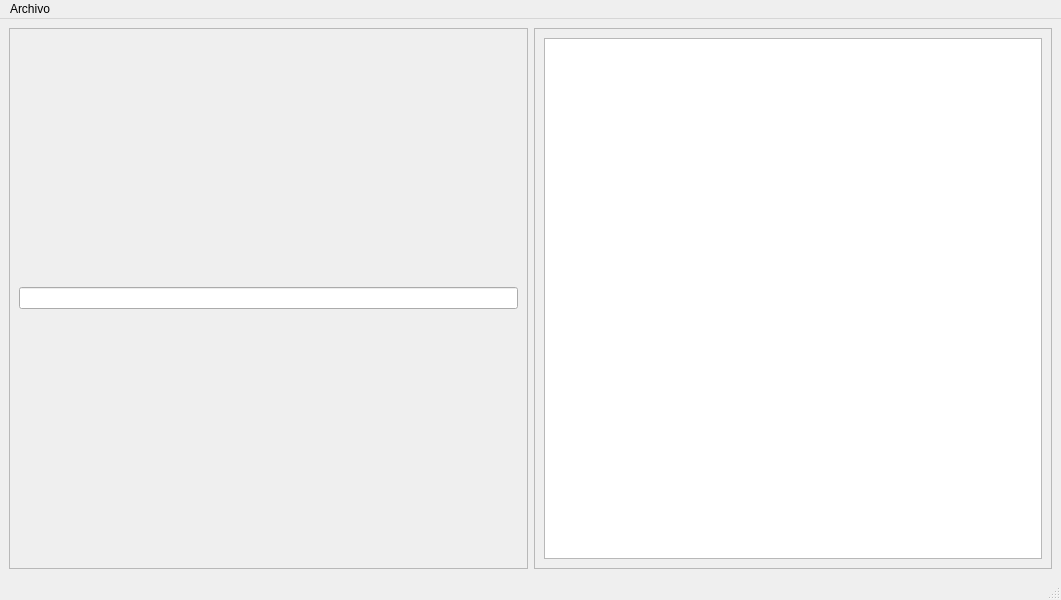
Above: ceROBOT/mainwindow.ui from invabadilla/TECFileSystem before the change. Below: the same form after it.
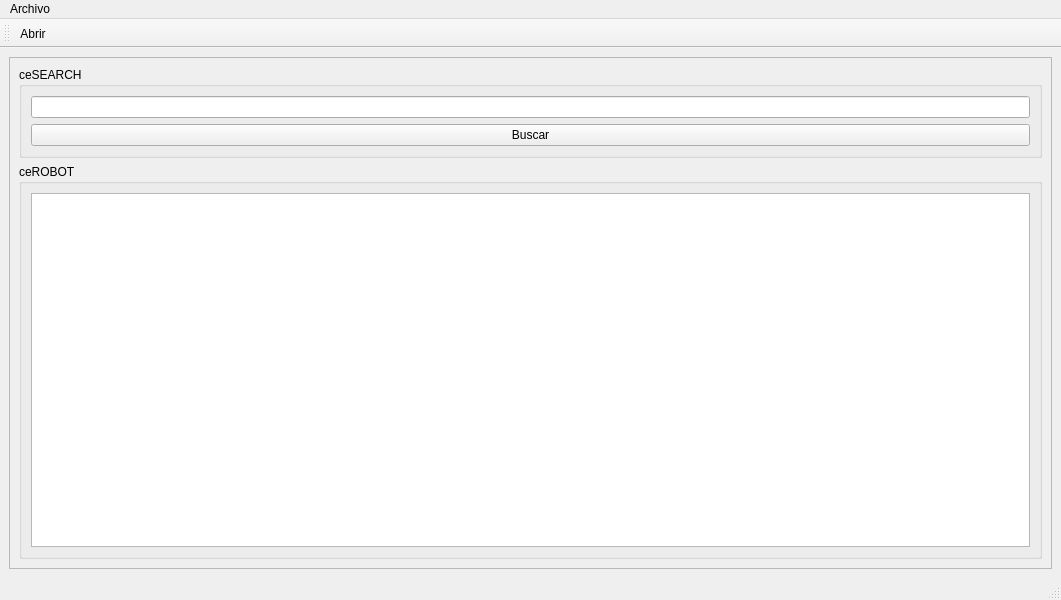
That is the form after the change.

Commit message: add open button

The edit to the form file:
```diff
--- a/ceROBOT/mainwindow.ui
+++ b/ceROBOT/mainwindow.ui
@@ -15,21 +15,6 @@
   </property>
   <widget class="QWidget" name="centralwidget">
    <layout class="QGridLayout" name="gridLayout">
-    <item row="0" column="0">
-     <widget class="QFrame" name="frame_2">
-      <property name="frameShape">
-       <enum>QFrame::StyledPanel</enum>
-      </property>
-      <property name="frameShadow">
-       <enum>QFrame::Raised</enum>
-      </property>
-      <layout class="QVBoxLayout" name="verticalLayout_3">
-       <item>
-        <widget class="QLineEdit" name="lineEdit"/>
-       </item>
-      </layout>
-     </widget>
-    </item>
     <item row="0" column="1">
      <widget class="QFrame" name="frame">
       <property name="frameShape">
@@ -38,9 +23,37 @@
       <property name="frameShadow">
        <enum>QFrame::Raised</enum>
       </property>
-      <layout class="QVBoxLayout" name="verticalLayout_4">
-       <item>
-        <widget class="QPlainTextEdit" name="plainTextEdit"/>
+      <layout class="QGridLayout" name="gridLayout_3">
+       <item row="1" column="1">
+        <widget class="QGroupBox" name="groupBox_2">
+         <property name="title">
+          <string>ceROBOT</string>
+         </property>
+         <layout class="QGridLayout" name="gridLayout_4">
+          <item row="0" column="0">
+           <widget class="QPlainTextEdit" name="plainTextEdit"/>
+          </item>
+         </layout>
+        </widget>
+       </item>
+       <item row="0" column="1">
+        <widget class="QGroupBox" name="groupBox">
+         <property name="title">
+          <string>ceSEARCH</string>
+         </property>
+         <layout class="QGridLayout" name="gridLayout_2">
+          <item row="0" column="0">
+           <widget class="QLineEdit" name="lineEdit"/>
+          </item>
+          <item row="1" column="0">
+           <widget class="QPushButton" name="pushButton">
+            <property name="text">
+             <string>Buscar</string>
+            </property>
+           </widget>
+          </item>
+         </layout>
+        </widget>
        </item>
       </layout>
      </widget>
@@ -65,6 +78,18 @@
    <addaction name="menuArchivo"/>
   </widget>
   <widget class="QStatusBar" name="statusbar"/>
+  <widget class="QToolBar" name="toolBar">
+   <property name="windowTitle">
+    <string>toolBar</string>
+   </property>
+   <attribute name="toolBarArea">
+    <enum>TopToolBarArea</enum>
+   </attribute>
+   <attribute name="toolBarBreak">
+    <bool>false</bool>
+   </attribute>
+   <addaction name="actionAbrir"/>
+  </widget>
   <action name="actionAbrir">
    <property name="text">
     <string>Abrir</string>
```
Left out of the diff: 5 changed lines with no effect on the pictures. The commit also changes 2 other files.
